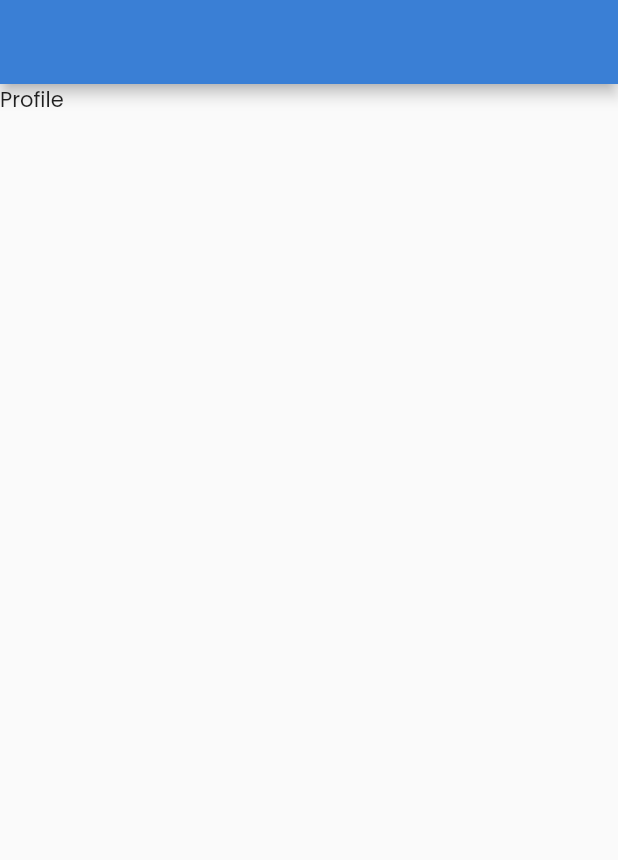
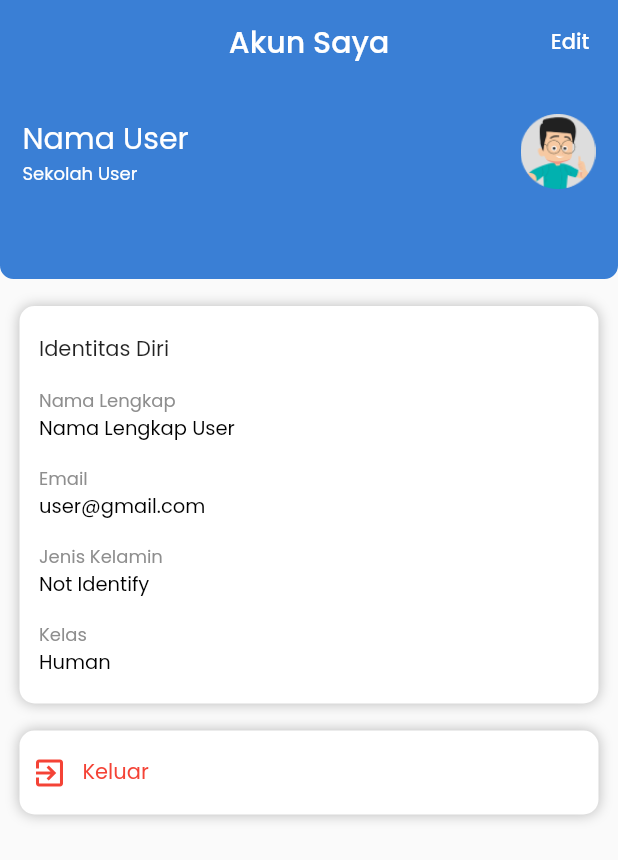
Before and after one commit to Maersx27/finalproject, a Flutter app: the ProfilePage screen opened directly, on a phone screen of 412 x 824 dp. Shown: the top 860 px of the screen. Run offline on Flutter 3.47's test engine with Material 2 defaults, Android fonts, the phone set to English and light mode, and no system bars; our stand-ins replace google_fonts.

```diff
--- /dev/null
+++ b/Gradle SHA.txt
@@ -0,0 +1,9 @@
+> Task :firebase_auth:signingReport
+Variant: debugAndroidTest
+Config: debug
+Store: C:\Users\Hassan\.android\debug.keystore
+Alias: AndroidDebugKey
+MD5: 66:17:3E:7D:61:00:F9:37:90:5A:4C:58:9E:DF:15:E2
+SHA1: 9F:BE:F0:A3:62:68:3F:E7:1A:E1:D9:BD:0B:24:11:5F:C1:E6:7A:EB
+SHA-256: 09:C5:37:C2:EC:24:69:90:20:6E:BB:21:32:6E:65:27:A8:EC:BA:6C:11:B1:5B:3C:08:B4:45:B0:DE:20:09:03
+Valid until: Sunday, February 16, 2053
--- a/lib/view/main/profile/profile_page.dart
+++ b/lib/view/main/profile/profile_page.dart
@@ -1,3 +1,4 @@
+import 'package:finalpro/constants/r.dart';
 import 'package:flutter/material.dart';
 
 class ProfilePage extends StatefulWidget {
@@ -11,10 +12,176 @@ class _ProfilePageState extends State<ProfilePage> {
   @override
   Widget build(BuildContext context) {
     return Scaffold(
-      appBar: AppBar(),
+      appBar: AppBar(
+        elevation: 0,
+        title: Text("Akun Saya"),
+        centerTitle: true,
+        actions: [
+          TextButton(
+            onPressed: () {},
+            child: Text(
+              "Edit",
+              style: TextStyle(
+                color: Colors.white,
+              ),
+            ),
+          ),
+        ],
+      ),
       body: Column(
         children: [
-          Text("Profile"),
+          Container(
+            padding: EdgeInsets.only(top: 20, bottom: 60, left: 15, right: 15),
+            decoration: BoxDecoration(
+                color: R.colors.primary,
+                borderRadius: BorderRadius.only(
+                  bottomLeft: Radius.circular(9),
+                  bottomRight: Radius.circular(9),
+                )),
+            child: Row(
+              children: [
+                Expanded(
+                  child: Column(
+                    crossAxisAlignment: CrossAxisAlignment.start,
+                    children: [
+                      Text(
+                        "Nama User",
+                        style: TextStyle(
+                            fontSize: 20,
+                            color: Colors.white,
+                            fontWeight: FontWeight.w400),
+                      ),
+                      Text(
+                        "Sekolah User",
+                        style: TextStyle(
+                            fontSize: 12,
+                            color: Colors.white,
+                            fontWeight: FontWeight.w400),
+                      ),
+                    ],
+                  ),
+                ),
+                Image.asset(
+                  R.assets.icAvatar,
+                  width: 50,
+                  height: 50,
+                ),
+              ],
+            ),
+          ),
+          Container(
+            width: double.infinity,
+            decoration: BoxDecoration(
+              color: Colors.white,
+              borderRadius: BorderRadius.circular(10),
+              boxShadow: [
+                BoxShadow(blurRadius: 7, color: Colors.black.withOpacity(0.25)),
+              ],
+            ),
+            padding: EdgeInsets.symmetric(vertical: 18, horizontal: 13),
+            margin: EdgeInsets.symmetric(vertical: 18, horizontal: 13),
+            child: Column(
+              crossAxisAlignment: CrossAxisAlignment.start,
+              children: [
+                Text("Identitas Diri"),
+                SizedBox(height: 15),
+                Text(
+                  "Nama Lengkap",
+                  style: TextStyle(
+                    color: R.colors.greySubtitleHome,
+                    fontSize: 12,
+                  ),
+                ),
+                Text(
+                  "Nama Lengkap User",
+                  style: TextStyle(
+                    color: Colors.black,
+                    fontSize: 13,
+                  ),
+                ),
+                SizedBox(height: 15),
+                Text(
+                  "Email",
+                  style: TextStyle(
+                    color: R.colors.greySubtitleHome,
+                    fontSize: 12,
+                  ),
+                ),
+                Text(
+                  "user@gmail.com",
+                  style: TextStyle(
+                    color: Colors.black,
+                    fontSize: 13,
+                  ),
+                ),
+                SizedBox(height: 15),
+                Text(
+                  "Jenis Kelamin",
+                  style: TextStyle(
+                    color: R.colors.greySubtitleHome,
+                    fontSize: 12,
+                  ),
+                ),
+                Text(
+                  "Not Identify",
+                  style: TextStyle(
+                    color: Colors.black,
+                    fontSize: 13,
+                  ),
+                ),
+                SizedBox(height: 15),
+                Text(
+                  "Kelas",
+                  style: TextStyle(
+                    color: R.colors.greySubtitleHome,
+                    fontSize: 12,
+                  ),
+                ),
+                Text(
+                  "Human",
+                  style: TextStyle(
+                    color: Colors.black,
+                    fontSize: 13,
+                  ),
+                ),
+              ],
+            ),
+          ),
+          Container(
+            margin: EdgeInsets.symmetric(horizontal: 13),
+            padding: EdgeInsets.symmetric(vertical: 16, horizontal: 8),
+
+            decoration: BoxDecoration(
+              color: Colors.white,
+              borderRadius: BorderRadius.circular(10),
+              boxShadow: [
+                BoxShadow(blurRadius: 7, color: Colors.black.withOpacity(0.25)),
+              ],
+            ),
+            // child: ListTile(
+            //   title: Text(
+            //     "Keluar",
+            //     style: TextStyle(color: Colors.red),
+            //   ),
+            //   leading: Icon(
+            //     Icons.exit_to_app,
+            //     color: Colors.red,
+            //   ),
+            // ),
+            child: Row(
+              children: [
+                Icon(
+                  Icons.exit_to_app,
+                  color: Colors.red,
+                ),
+                SizedBox(width: 10),
+                Text(
+                  "Keluar",
+                  style: TextStyle(color: Colors.red),
+                ),
+              ],
+            ),
+          ),
         ],
       ),
     );
```
Also changed, not shown: pubspec.yaml (+2 -5 lines), pubspec.lock, 5 other files.
